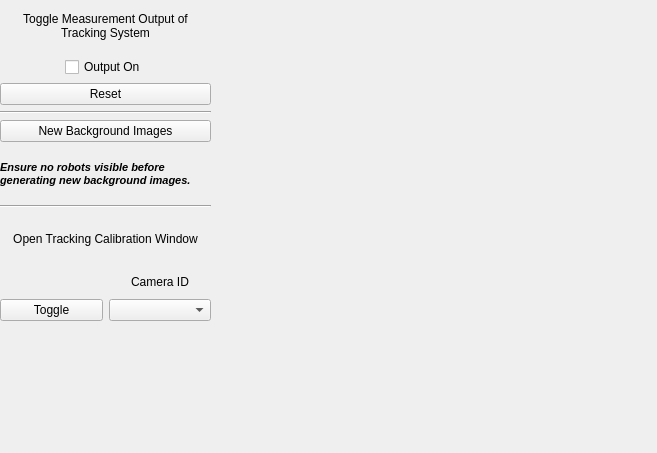
The window that dcsl_vision_tracker/resource/tracker_module.ui (leonard-lab/dcslROS) describes before a commit, drawn with Qt 5.
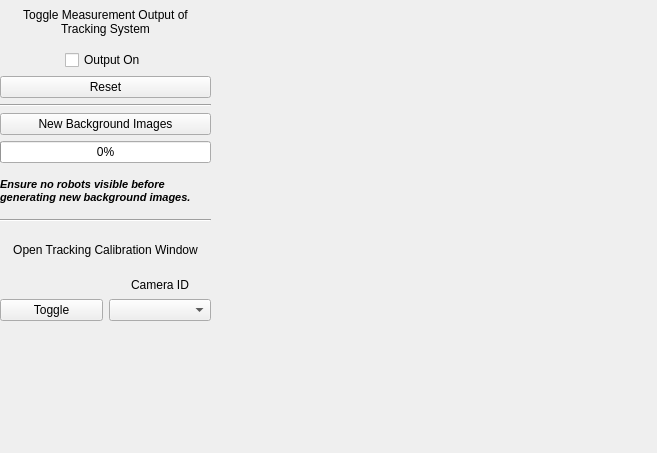
The same window after the commit.

Commit message: Implemented background generation from GUI for miabots.

```diff
--- a/dcsl_vision_tracker/resource/tracker_module.ui
+++ b/dcsl_vision_tracker/resource/tracker_module.ui
@@ -88,6 +88,13 @@
        </property>
       </widget>
      </item>
+     <item>
+      <widget class="QProgressBar" name="background_progressBar">
+       <property name="value">
+        <number>0</number>
+       </property>
+      </widget>
+     </item>
      <item>
       <widget class="QLabel" name="label_2">
        <property name="font">
```
The commit also changes 3 other files.
